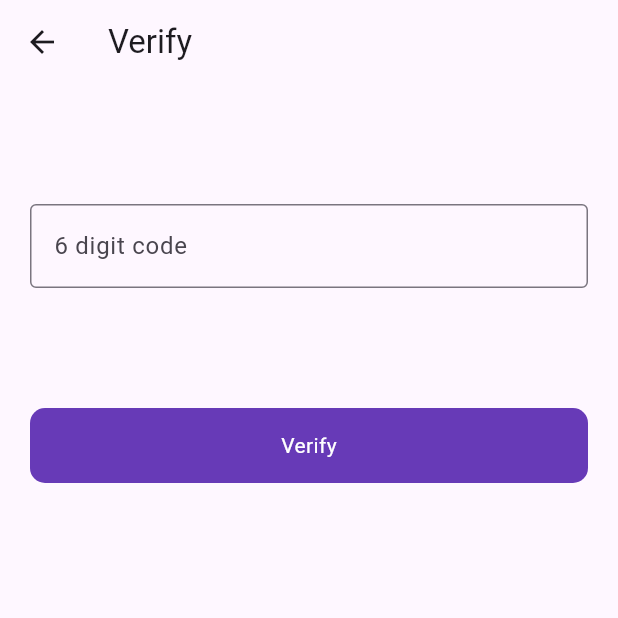
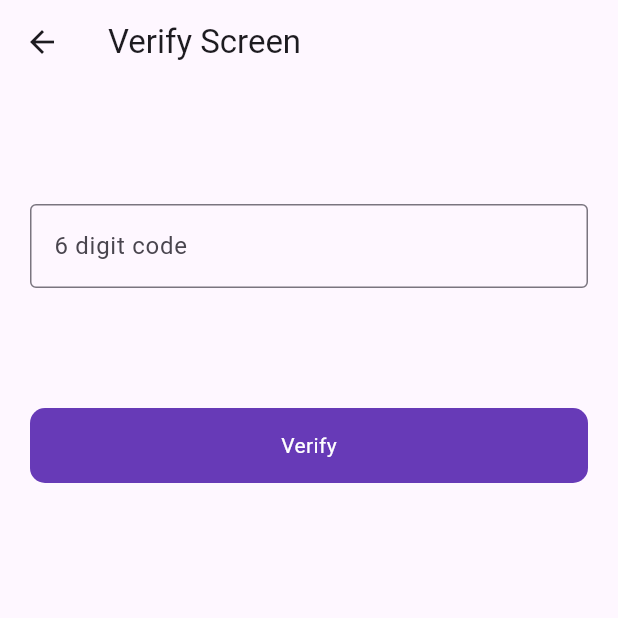
Before and after one commit to Sanandan045/employeemangement, a Flutter app: the VerifyCodeScreen screen opened directly with empty values, on a phone screen of 412 x 824 dp, the top half of it. Run offline on Flutter 3.47's test engine with Material 3 defaults, Android fonts, the phone set to English and light mode, and no system bars; our stand-ins replace cloud_firestore, firebase_auth, firebase_core, fluttertoast, google_fonts, random_string; accounts and stored records are empty.

Commit message:
otp screen

```diff
--- a/lib/auth/phoneNumberAuth/verify_code.dart
+++ b/lib/auth/phoneNumberAuth/verify_code.dart
@@ -22,7 +22,7 @@ class _VerifyCodeScreenState extends State<VerifyCodeScreen> {
   Widget build(BuildContext context) {
     return Scaffold(
       appBar: AppBar(
-        title: Text('Verify'),
+        title: Text('Verify Screen'),
       ),
       body: Padding(
         padding: const EdgeInsets.symmetric(horizontal: 20),
```
